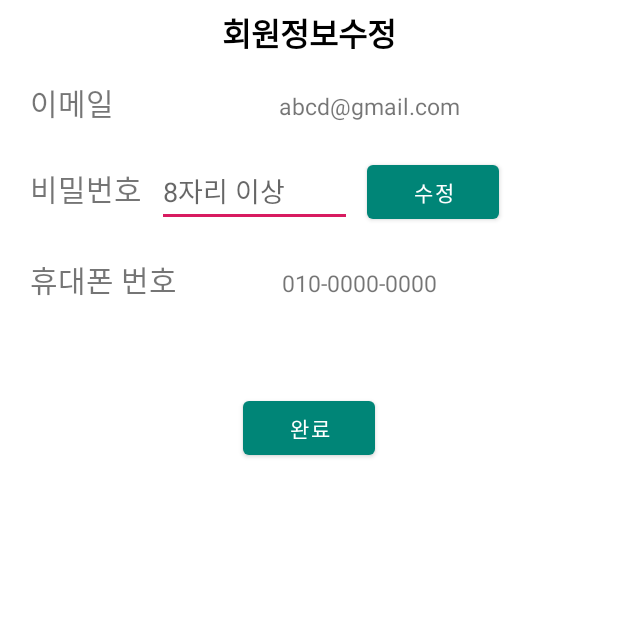
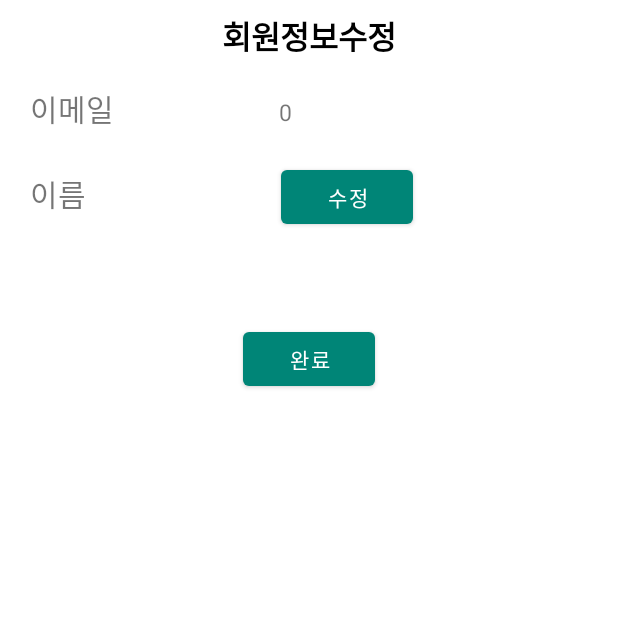
Before and after one commit to GDSC-Duksung/2021-Aggim-Market-Front, an Android app: the UpdateInfoActivity screen opened directly, with no data from a screen before it, on a phone screen of 412 x 824 dp, the top half of it. Run offline under Robolectric (Android 15) with nearby library versions, the phone set to English and light mode, and no system bars.

Commit message:
modify UpdateInfo

```diff
--- a/app/src/main/res/layout/activity_update_info.xml
+++ b/app/src/main/res/layout/activity_update_info.xml
@@ -40,9 +40,9 @@
             android:textSize="20sp"
             />
         <TextView
+            android:id="@+id/email"
             android:layout_width="wrap_content"
             android:layout_height="wrap_content"
-            android:text="abcd@gmail.com"
             android:layout_marginStart="30dp"
             android:textSize="15sp"
             />
@@ -56,45 +56,30 @@
         <TextView
             android:layout_width="wrap_content"
             android:layout_height="wrap_content"
-            android:text="비밀번호"
+            android:text="이름"
             android:layout_marginStart="10dp"
             android:layout_marginEnd="10dp"
             android:textSize="20sp"
             />
-        <EditText
-            android:layout_width="130dp"
-            android:layout_height="match_parent"
-            android:hint="8자리 이상"/>
-        <Button
+        <TextView
+            android:id="@+id/name"
             android:layout_width="wrap_content"
             android:layout_height="wrap_content"
-            android:layout_marginStart="10dp"
+            android:layout_marginStart="70dp"
+            android:layout_marginEnd="30dp"
+            android:textSize="15sp"
+            />
+        <Button
+            android:id="@+id/editButton"
+            android:layout_width="wrap_content"
+            android:layout_height="wrap_content"
+            android:layout_marginStart="20dp"
             android:text="수정"/>
     </LinearLayout>
 
-    <LinearLayout
-        android:layout_width="match_parent"
-        android:layout_height="wrap_content"
-        android:layout_margin="10dp"
-        >
-        <TextView
-            android:layout_width="wrap_content"
-            android:layout_height="wrap_content"
-            android:text="휴대폰 번호"
-            android:layout_marginStart="10dp"
-            android:layout_marginEnd="30dp"
-            android:textSize="20sp"
-            />
-        <TextView
-            android:layout_width="wrap_content"
-            android:layout_height="wrap_content"
-            android:text="010-0000-0000"
-            android:layout_marginStart="40dp"
-            android:textSize="15sp"
-            />
-    </LinearLayout>
 
     <Button
+        android:id="@+id/completeButton"
         android:layout_width="wrap_content"
         android:layout_height="wrap_content"
         android:layout_gravity="center"
```
Also changed, not shown: app/src/main/java/com/example/aggim/mypage/updateInfo/UpdateInfoActivity.kt (+28 -0 lines), app/src/main/res/layout/custom_dialog.xml (added, +21 -0 lines).
